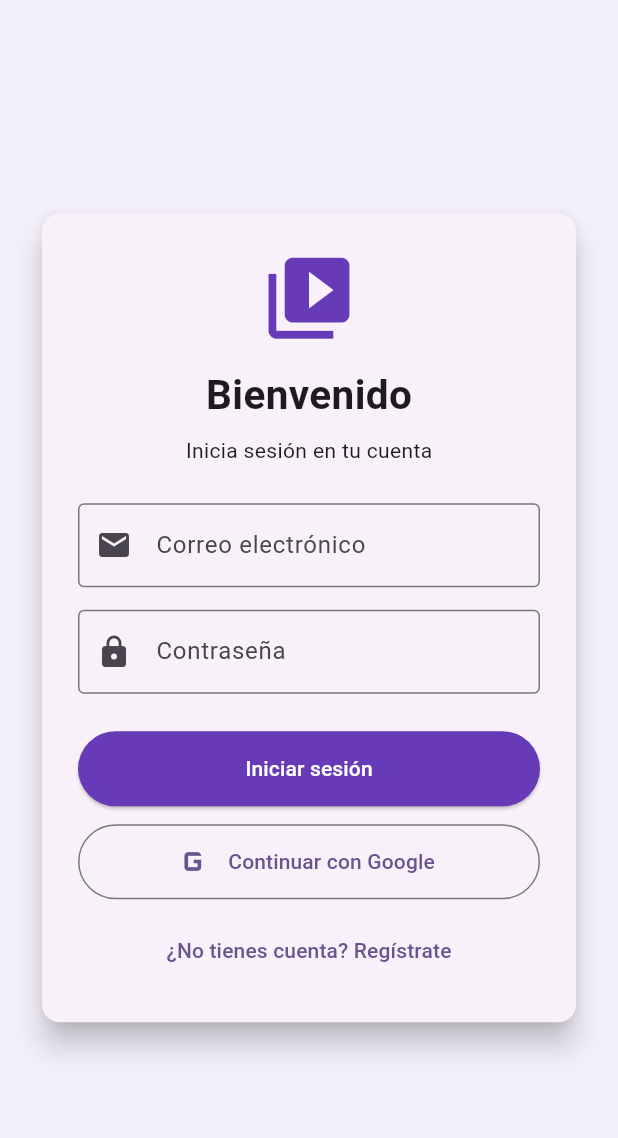
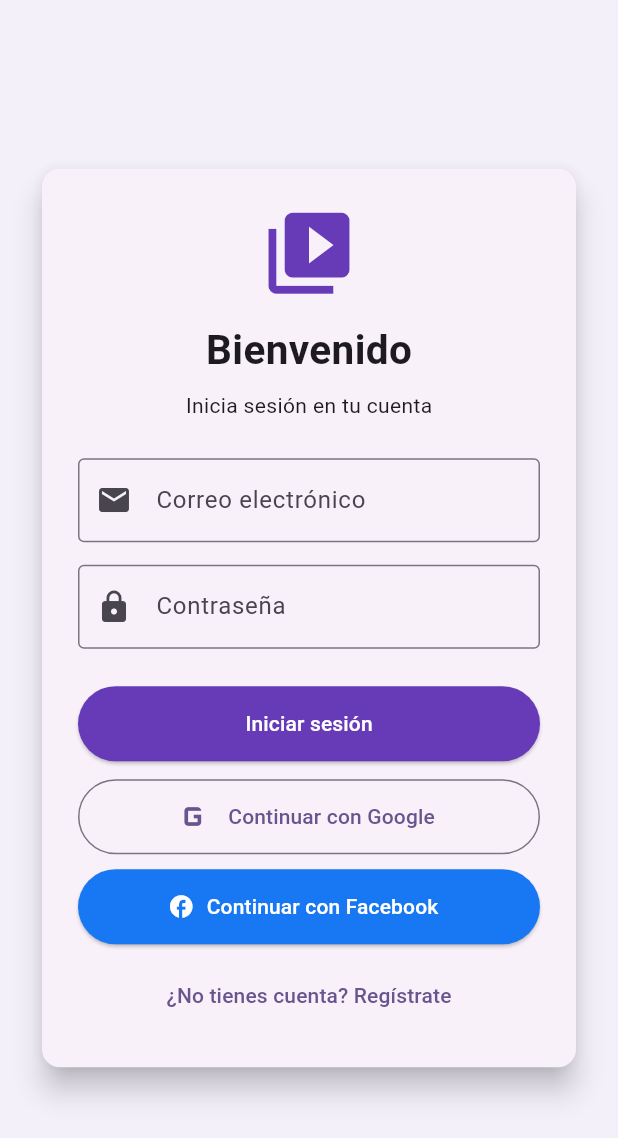
Before and after one commit to KeivenGuerra/parcial, a Flutter app: the screen it shows after launch, on a phone screen of 412 x 824 dp. Shown: the top 1138 px of the screen. Run offline on Flutter 3.47's test engine with Material 3 defaults, Android fonts, the phone set to English and light mode, and no system bars; our stand-ins replace firebase_auth, firebase_core; accounts and stored records are empty.

Commit message:
Update auth_screen.dart

```diff
--- a/lib/auth_screen.dart
+++ b/lib/auth_screen.dart
@@ -1,4 +1,3 @@
-
 import 'package:flutter/material.dart';
 import 'package:firebase_auth/firebase_auth.dart';
 
@@ -34,9 +33,7 @@ class _AuthScreenState extends State<AuthScreen> {
           password: _passwordController.text.trim(),
         );
 
-        await credential.user?.updateDisplayName(
-          _nameController.text.trim(),
-        );
+        await credential.user?.updateDisplayName(_nameController.text.trim());
       } else {
         await _auth.signInWithEmailAndPassword(
           email: _emailController.text.trim(),
@@ -62,15 +59,13 @@ class _AuthScreenState extends State<AuthScreen> {
 
       if (!mounted) return;
 
-      ScaffoldMessenger.of(context).showSnackBar(
-        SnackBar(content: Text(message)),
-      );
+      ScaffoldMessenger.of(context)
+          .showSnackBar(SnackBar(content: Text(message)));
     } catch (e) {
       if (!mounted) return;
 
-      ScaffoldMessenger.of(context).showSnackBar(
-        SnackBar(content: Text('Error: $e')),
-      );
+      ScaffoldMessenger.of(context)
+          .showSnackBar(SnackBar(content: Text('Error: $e')));
     } finally {
       if (mounted) setState(() => _loading = false);
     }
@@ -86,14 +81,40 @@ class _AuthScreenState extends State<AuthScreen> {
     } on FirebaseAuthException catch (e) {
       if (!mounted) return;
 
+      ScaffoldMessenger.of(
+        context,
+      ).showSnackBar(SnackBar(content: Text('Error de Google: ${e.message}')));
+    } catch (e) {
+      if (!mounted) return;
+
       ScaffoldMessenger.of(context).showSnackBar(
-        SnackBar(content: Text('Error de Google: ${e.message}')),
+        const SnackBar(content: Text('No se pudo iniciar con Google')),
+      );
+    } finally {
+      if (mounted) setState(() => _loading = false);
+    }
+  }
+
+  Future<void> _signInWithFacebook() async {
+    setState(() => _loading = true);
+
+    try {
+      final FacebookAuthProvider facebookProvider = FacebookAuthProvider();
+
+      facebookProvider.addScope('email');
+
+      await FirebaseAuth.instance.signInWithPopup(facebookProvider);
+    } on FirebaseAuthException catch (e) {
+      if (!mounted) return;
+
+      ScaffoldMessenger.of(context).showSnackBar(
+        SnackBar(content: Text('Error de Facebook: ${e.message}')),
       );
     } catch (e) {
       if (!mounted) return;
 
       ScaffoldMessenger.of(context).showSnackBar(
-        const SnackBar(content: Text('No se pudo iniciar con Google')),
+        const SnackBar(content: Text('No se pudo iniciar con Facebook')),
       );
     } finally {
       if (mounted) setState(() => _loading = false);
@@ -156,8 +177,8 @@ class _AuthScreenState extends State<AuthScreen> {
                         ),
                         validator: (value) =>
                             value == null || value.trim().isEmpty
-                                ? 'Ingresa tu nombre'
-                                : null,
+                            ? 'Ingresa tu nombre'
+                            : null,
                       ),
 
                     if (_isRegister) const SizedBox(height: 15),
@@ -234,9 +255,7 @@ class _AuthScreenState extends State<AuthScreen> {
                                 color: Colors.white,
                               )
                             : Text(
-                                _isRegister
-                                    ? 'Registrarse'
-                                    : 'Iniciar sesión',
+                                _isRegister ? 'Registrarse' : 'Iniciar sesión',
                               ),
                       ),
                     ),
@@ -250,6 +269,22 @@ class _AuthScreenState extends State<AuthScreen> {
                         onPressed: _loading ? null : _signInWithGoogle,
                         icon: const Icon(Icons.g_mobiledata, size: 30),
                         label: const Text('Continuar con Google'),
+                      ),
+                    ),
+
+                    const SizedBox(height: 10),
+
+                    SizedBox(
+                      width: double.infinity,
+                      height: 50,
+                      child: ElevatedButton.icon(
+                        onPressed: _loading ? null : _signInWithFacebook,
+                        icon: const Icon(Icons.facebook, color: Colors.white),
+                        label: const Text('Continuar con Facebook'),
+                        style: ElevatedButton.styleFrom(
+                          backgroundColor: const Color(0xFF1877F2),
+                          foregroundColor: Colors.white,
+                        ),
                       ),
                     ),
 
```
